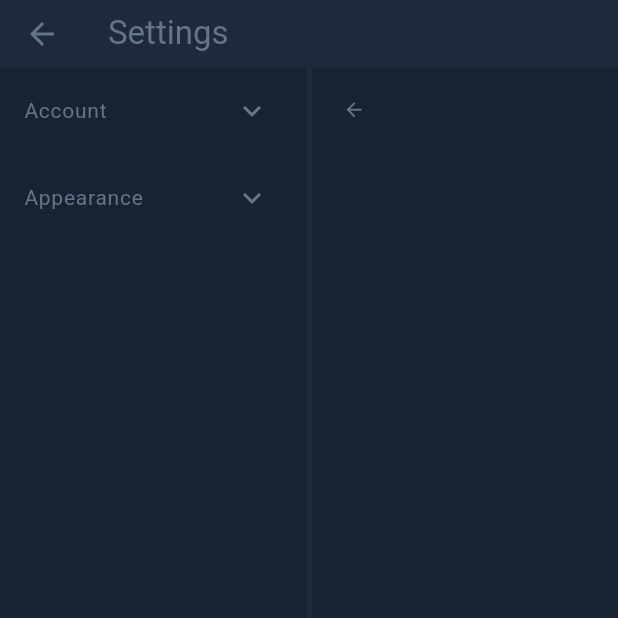
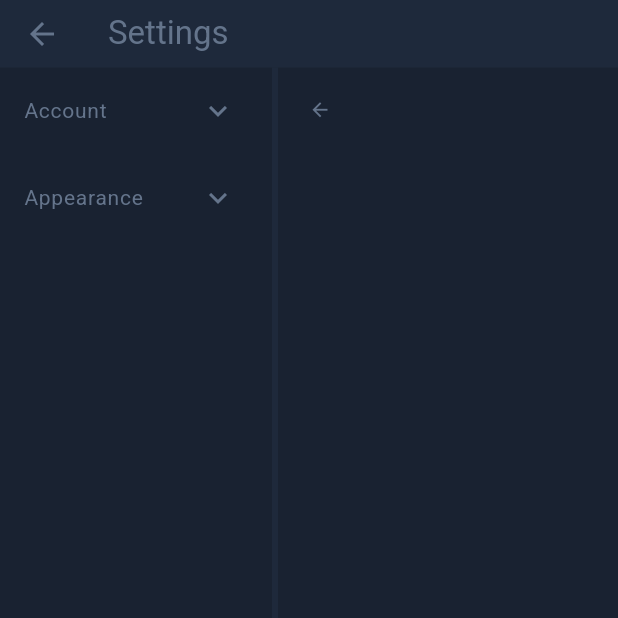
Before and after one commit to Ido-Badash/Flowscape, a Flutter app: the SettingsPage screen opened directly, on a phone screen of 412 x 824 dp, the top half of it. Run offline on Flutter 3.47's test engine with Material 3 defaults, Android fonts, the phone set to English and light mode, and no system bars.

Commit message:
🦅 Add ThemeSelectScreen and enhance settings page layout for better UI 📱

```diff
--- a/lib/features/settings/settings.dart
+++ b/lib/features/settings/settings.dart
@@ -14,7 +14,8 @@ class _SettingsPageState extends State<SettingsPage> {
   Widget currentBody = SizedBox();
   bool settingsCollapsed = false;
   IconData currentCollapseIconData = Icons.arrow_back;
-  IconData ogCollapseIconData = Icons.arrow_back;
+  final IconData leftCollapseIconData = Icons.arrow_back;
+  final IconData rightCollapseIconData = Icons.arrow_forward;
 
   @override
   Widget build(BuildContext context) {
@@ -32,15 +33,16 @@ class _SettingsPageState extends State<SettingsPage> {
       ),
       body: Row(
         children: [
+          if (!settingsCollapsed) settingsCards(),
+
           if (!settingsCollapsed)
-            Expanded(flex: 1, child: Container(child: settingsCards())),
-          VerticalDivider(
-            color: Theme.of(context).bottomNavigationBarTheme.backgroundColor,
-            thickness: 4.0,
-            width: 4.0,
-          ),
-          Expanded(
-            flex: 1,
+            VerticalDivider(
+              color: Theme.of(context).bottomNavigationBarTheme.backgroundColor,
+              thickness: 4.0,
+              width: 4.0,
+            ),
+          Flexible(
+            flex: 5, // Scale double to int for finer control
             child: Scaffold(
               appBar: AppBar(leading: buildCollapseIconButton()),
               body: currentBody,
@@ -53,11 +55,13 @@ class _SettingsPageState extends State<SettingsPage> {
 
   void toggleSettingsCollapse() {
     settingsCollapsed = !settingsCollapsed;
-    if (currentCollapseIconData == ogCollapseIconData) { // if the arrow if facing left (open)
-      currentCollapseIconData = Icons.arrow_forward;
-    } else { // if the arrow if facing right (collapsed)
-      currentCollapseIconData = ogCollapseIconData;
-    }
+    currentCollapseIconData =
+        currentCollapseIconData ==
+                leftCollapseIconData // if opened
+            ? currentCollapseIconData =
+                rightCollapseIconData // then make it close
+            : currentCollapseIconData =
+                leftCollapseIconData; // otherwise make it open
   }
 
   IconButton buildCollapseIconButton() {
@@ -67,14 +71,22 @@ class _SettingsPageState extends State<SettingsPage> {
           toggleSettingsCollapse();
         });
       },
-      tooltip: currentCollapseIconData == ogCollapseIconData ? "Collapse" : "Open",
+      tooltip:
+          // toggels the tooltip msg
+          currentCollapseIconData == leftCollapseIconData ? "Collapse" : "Open",
       icon: Icon(size: 15, currentCollapseIconData),
     );
   }
 
-  Column settingsCards() {
-    return Column(
-      children: [buildAccountExpansionTile(), buildAppearanceExpansionTile()],
+  Flexible settingsCards() {
+    return Flexible(
+      flex: 4, // Scale double to int for finer control
+        child: Column(
+          children: [
+            buildAccountExpansionTile(),
+            buildAppearanceExpansionTile(),
+          ],
+        ),
     );
   }
 
@@ -103,7 +115,7 @@ class _SettingsPageState extends State<SettingsPage> {
             });
           },
         ),
-        ListTile(title: Text("Flow Backgrounds")),
+        ListTile(title: Text("Backgrounds")),
       ],
     );
   }
```
Also changed, not shown: lib/features/settings/appearance_tile/theme_select.dart (renamed from lib/features/settings/appearrance_tile/theme_select.dart, +1 -8 lines), 1 other file.
